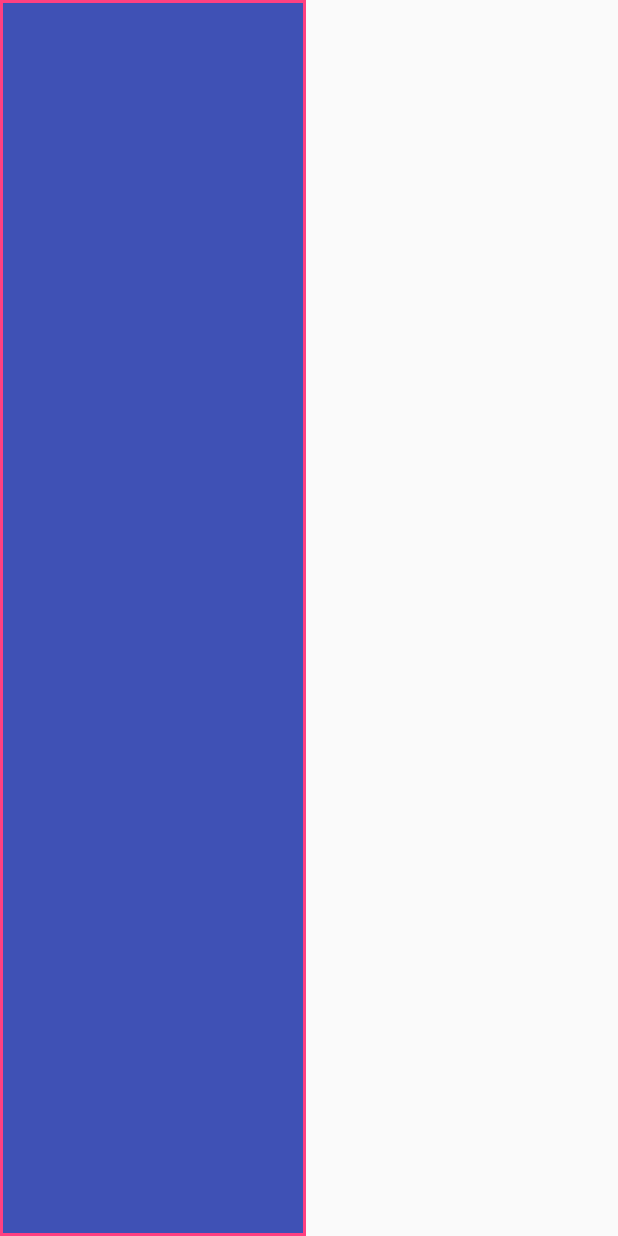
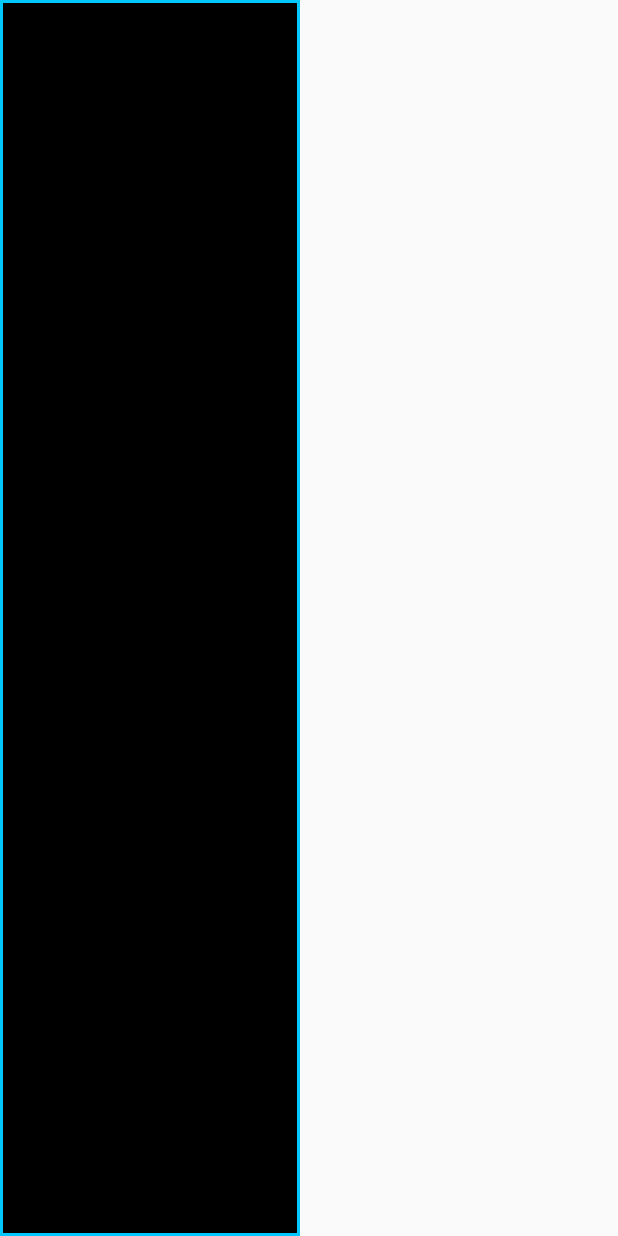
Before and after one commit to SimonGlew/SWEN302_MirrorMirror, an Android app: the layout recycler_image_layout.xml on its own in the app's theme, with its tools: preview values and no code run, on a phone screen of 412 x 824 dp. Run offline under Robolectric (Android 15) with nearby library versions, the phone set to English and light mode, and no system bars.

Commit message:
Added image selection indicator and removed pink backgrounds

```diff
--- a/AndroidApplication/MirrorMirrorAndroid/app/src/main/java/mirrormirror/swen302/mirrormirrorandroid/activities/HomeActivity.java
+++ b/AndroidApplication/MirrorMirrorAndroid/app/src/main/java/mirrormirror/swen302/mirrormirrorandroid/activities/HomeActivity.java
@@ -171,7 +171,7 @@ public class HomeActivity extends AppCompatActivity implements NavigationView.On
     private void initialLoadImages(){
         File[] files = getFilesDir().listFiles();
 
-        for(int i = files.length-1; i >= 0; i --){
+        for(int i = 0; i < files.length; i ++){
             filePaths.add(files[i].getName());
         }
         ServerController.sendImagesRequest(this, 5);
@@ -180,7 +180,7 @@ public class HomeActivity extends AppCompatActivity implements NavigationView.On
     private void loadImages(){
         File[] files = getFilesDir().listFiles();
         for(int i = filePaths.size(); i < files.length; i ++){
-            filePaths.add(0,files[i].getName());
+            filePaths.add(files[i].getName());
         }
         runOnUiThread(new Runnable() {
             @Override
--- a/AndroidApplication/MirrorMirrorAndroid/app/src/main/res/layout/recycler_image_layout.xml
+++ b/AndroidApplication/MirrorMirrorAndroid/app/src/main/res/layout/recycler_image_layout.xml
@@ -2,14 +2,21 @@
 <LinearLayout xmlns:android="http://schemas.android.com/apk/res/android"
     android:orientation="vertical" android:layout_width="wrap_content"
     android:layout_height="match_parent"
-    android:background="@color/colorAccent"
-    android:padding="2dp"
     >
-    <ImageView
-        android:id="@+id/recycler_imageview"
-        android:background="@color/colorPrimary"
+    <LinearLayout
+        android:id="@+id/recycler_imageview_parent"
         android:layout_width="200dp"
-        android:scaleType="fitCenter"
-        android:layout_height="match_parent" />
+        android:layout_height="match_parent"
+        android:background="@color/colorAccent"
+        android:padding="2dp">
+        <ImageView
+            android:id="@+id/recycler_imageview"
+            android:background="#000000"
+            android:layout_width="match_parent"
+            android:scaleType="fitCenter"
+            android:layout_height="match_parent" />
+
+    </LinearLayout>
+
 
 </LinearLayout>
--- a/AndroidApplication/MirrorMirrorAndroid/app/src/main/res/values/colors.xml
+++ b/AndroidApplication/MirrorMirrorAndroid/app/src/main/res/values/colors.xml
@@ -2,5 +2,6 @@
 <resources>
     <color name="colorPrimary">#3F51B5</color>
     <color name="colorPrimaryDark">#303F9F</color>
-    <color name="colorAccent">#FF4081</color>
+    <color name="colorAccent">#02c8ff</color>
+    <color name="imageSelectedColor">#04e508</color>
 </resources>
```
Also changed, not shown: AndroidApplication/MirrorMirrorAndroid/app/src/main/java/mirrormirror/swen302/mirrormirrorandroid/adapters/HorizontalAdapter.java (+28 -2 lines).
